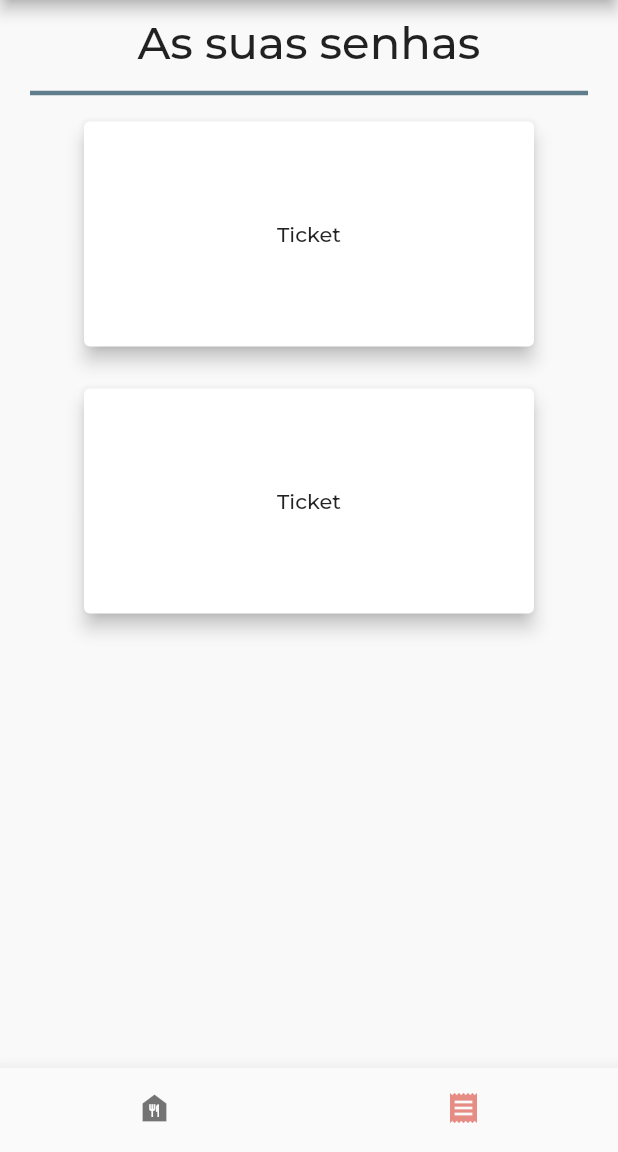
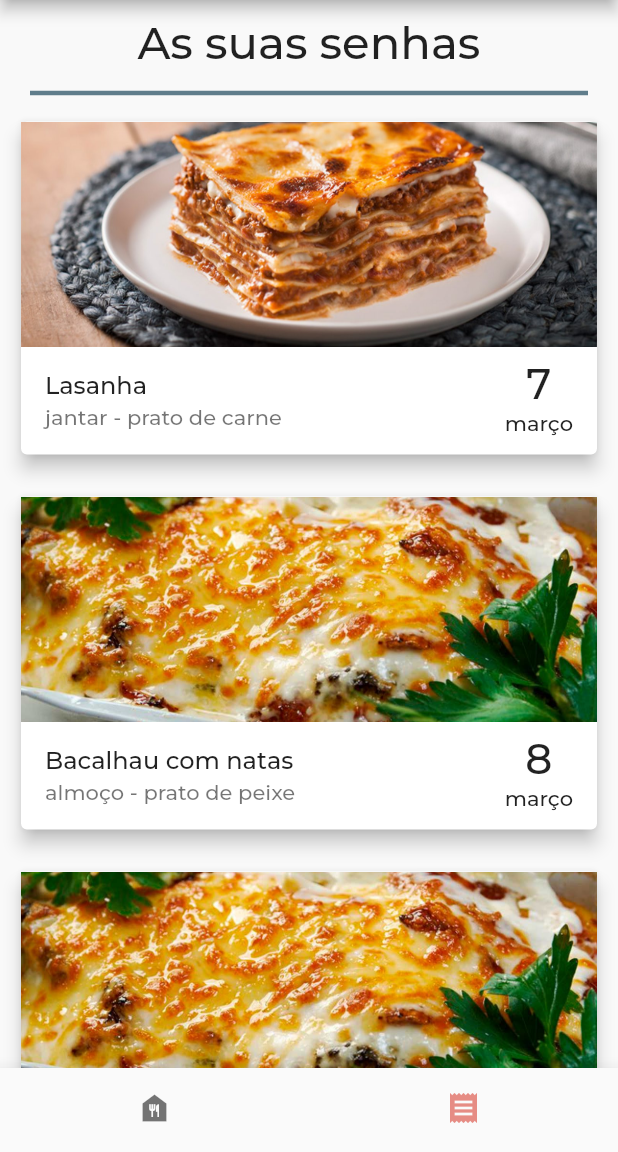
Before and after one commit to JaiPi/dataplate-app-client, a Flutter app: the HomePage screen opened directly, item 2 of the bottom bar chosen, on a phone screen of 412 x 824 dp, the part 84-1236 px from its top. Run offline on Flutter 3.47's test engine with Material 2 defaults, Android fonts, the phone set to English and light mode, and no system bars; our stand-ins replace date_picker_timeline, firebase_auth, firebase_core, qr_flutter; missing offline and left inert: dart:ffi; accounts and stored records are empty; network calls fail.

Commit message:
Design ticket view (#3)
* add basic card layout

* add bacalhau and almoco/jantar

* add "qr" and "popup" library

* add qr_code design

```diff
--- a/client/lib/pages/wrapper.dart
+++ b/client/lib/pages/wrapper.dart
@@ -9,6 +9,6 @@ class Wrapper extends StatelessWidget {
 
   @override
   Widget build(BuildContext context) {
-    return Authenticate();
+    return HomePage();
   }
 }
--- a/client/lib/views/senhas_view.dart
+++ b/client/lib/views/senhas_view.dart
@@ -27,8 +27,36 @@ class _SenhasViewState extends State<SenhasView> {
               indent: 20,
               endIndent: 20,
             ),
-            Ticket(),
-            Ticket(),
+            Ticket(
+              titulo: "Lasanha",
+              subtitulo: "prato de carne",
+              schedule: "jantar",
+              day: "7",
+              month: "março",
+              weekday: "segunda-feira",
+              fotopath: "assets/images/lasanha.png",
+              qr_data: "oola",
+            ),
+            Ticket(
+              titulo: "Bacalhau com natas",
+              subtitulo: "prato de peixe",
+              schedule: "almoço",
+              weekday: "terça-feira",
+              day: "8",
+              month: "março",
+              fotopath: "assets/images/bacalhau.png",
+              qr_data: "123",
+            ),
+            Ticket(
+              titulo: "Bacalhau com natas",
+              subtitulo: "prato de peixe",
+              schedule: "almoço",
+              day: "9",
+              month: "março",
+              weekday: "quinta-feira",
+              fotopath: "assets/images/bacalhau.png",
+              qr_data: "Boas pessoal",
+            )
           ],
         ),
       ),
--- a/client/lib/widgets/ticket.dart
+++ b/client/lib/widgets/ticket.dart
@@ -1,23 +1,102 @@
+import 'package:client/dataplate-colors.dart';
 import 'package:flutter/material.dart';
 import 'package:flutter/src/widgets/container.dart';
 import 'package:flutter/src/widgets/framework.dart';
+import 'package:qr_flutter/qr_flutter.dart';
 
 class Ticket extends StatelessWidget {
-  const Ticket({super.key});
+  final String? titulo;
+  final String? subtitulo;
+  final String? day;
+  final String? month;
+  final String? schedule;
+  final String? fotopath;
+  final String? qr_data;
+  final String? weekday;
+
+  const Ticket({
+    this.titulo,
+    this.subtitulo,
+    this.schedule,
+    this.day,
+    this.month,
+    this.weekday,
+    this.fotopath,
+    this.qr_data,
+    super.key,
+  });
 
   @override
   Widget build(BuildContext context) {
+    void pop_qr() {
+      showDialog<String>(
+        context: context,
+        builder: (BuildContext context) => Dialog(
+          shape: const RoundedRectangleBorder(
+              borderRadius: BorderRadius.all(Radius.circular(32.0))),
+          child: Padding(
+            padding: const EdgeInsets.all(8.0),
+            child: Column(
+              mainAxisSize: MainAxisSize.min,
+              mainAxisAlignment: MainAxisAlignment.center,
+              children: <Widget>[
+                QrImage(
+                  data: qr_data!,
+                  version: QrVersions.auto,
+                  size: 300,
+                ),
+                Column(
+                  children: [
+                    Text("$weekday, $day de $month"),
+                    Text("$schedule")
+                  ],
+                ),
+                const SizedBox(height: 15),
+                TextButton(
+                  onPressed: () {
+                    Navigator.pop(context);
+                  },
+                  child: const Text('Fechar'),
+                ),
+              ],
+            ),
+          ),
+        ),
+      );
+    }
+
     return Container(
       padding: const EdgeInsets.all(10),
-      child: const Card(
+      child: Card(
         color: Colors.white,
         shadowColor: Colors.black,
         elevation: 5,
-        child: SizedBox(
-          width: 300,
-          height: 150,
-          child: Center(
-            child: Text("Ticket"),
+        child: InkWell(
+          onTap: () => pop_qr(),
+          child: Column(
+            children: [
+              Image.asset(
+                fotopath!,
+                fit: BoxFit.cover,
+                width: double.infinity,
+                height: 150,
+              ),
+              ListTile(
+                title: Text(titulo!),
+                subtitle: Row(
+                  children: [
+                    Text("$schedule - "),
+                    Text(subtitulo!),
+                  ],
+                ),
+                trailing: Column(
+                  children: [
+                    Text(day!, textScaleFactor: 2),
+                    Text(month!),
+                  ],
+                ),
+              ),
+            ],
           ),
         ),
       ),
--- a/client/pubspec.yaml
+++ b/client/pubspec.yaml
@@ -39,6 +39,8 @@ dependencies:
   firebase_core: ^2.5.0
   firebase_auth: ^4.2.7
   get: ^4.6.5
+  qr_flutter: ^4.0.0
+  popup_banner: ^1.0.0
 
 dev_dependencies:
   flutter_test:
```
Also changed, not shown: client/assets/images/bacalhau.png (added), client/assets/images/lasanha.png (added), client/pubspec.lock.
